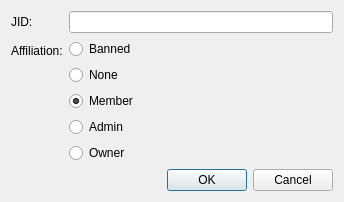
The window that src/plugins/azoth/plugins/xoox/affiliationselectordialog.ui (0xd34df00d/leechcraft) describes before a commit, drawn with Qt 5.
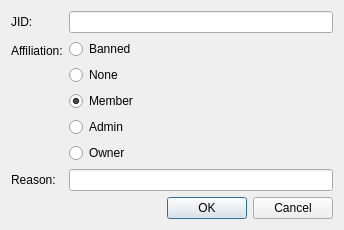
The same window after the commit.

Commit message:
Azoth Xoox: allow modifying the affiliation reason.
The spec is unclear, though, about server behavior on only-reason
changes. Seems like ejabberd doesn't update the reason field.

Patch:
```diff
--- a/src/plugins/azoth/plugins/xoox/affiliationselectordialog.ui
+++ b/src/plugins/azoth/plugins/xoox/affiliationselectordialog.ui
@@ -7,7 +7,7 @@
     <x>0</x>
     <y>0</y>
     <width>344</width>
-    <height>200</height>
+    <height>209</height>
    </rect>
   </property>
   <property name="windowTitle">
@@ -75,6 +75,16 @@
        </item>
       </layout>
      </item>
+     <item row="2" column="0">
+      <widget class="QLabel" name="label_3">
+       <property name="text">
+        <string>Reason:</string>
+       </property>
+      </widget>
+     </item>
+     <item row="2" column="1">
+      <widget class="QLineEdit" name="ReasonEdit_"/>
+     </item>
     </layout>
    </item>
    <item>
```
The commit also changes 4 other files.
